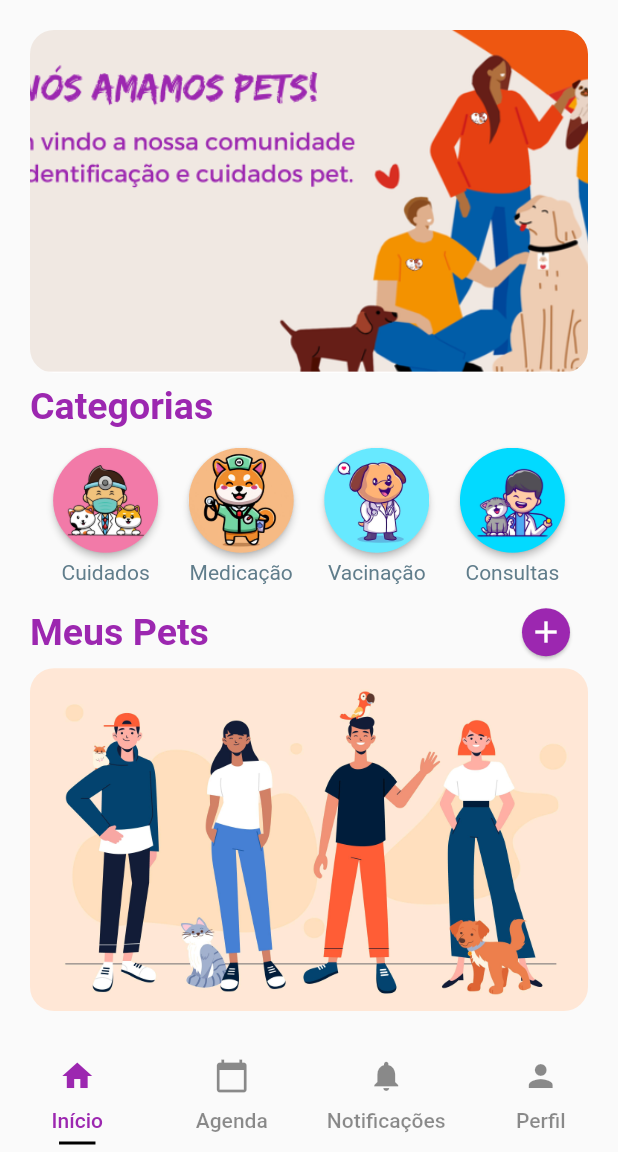
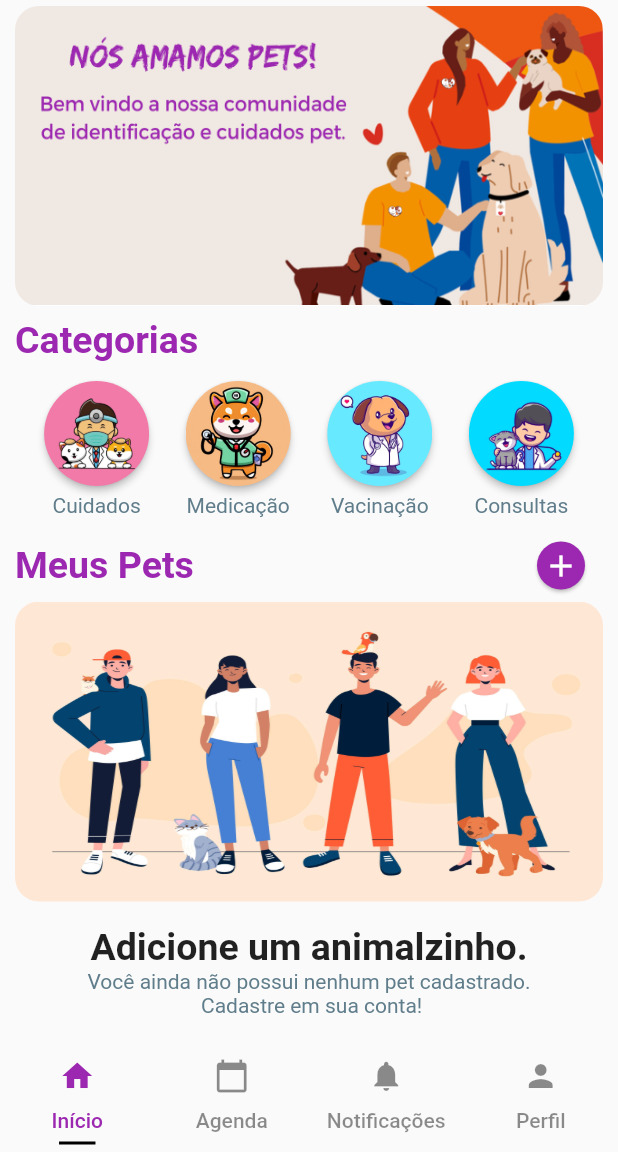
Before and after one commit to willianconrado/pet_app_qrcode, a Flutter app: the TabsPage screen opened directly, on a phone screen of 412 x 824 dp, the part 84-1236 px from its top. Run offline on Flutter 3.47's test engine with Material 2 defaults, Android fonts, the phone set to English and light mode, and no system bars; our stand-ins replace firebase_auth, firebase_core, font_awesome_flutter, image_picker, table_calendar; accounts and stored records are empty.

Commit message:
Ajustando a rolagem da tela Home Screen

```diff
--- a/lib/screens/home.screen.dart
+++ b/lib/screens/home.screen.dart
@@ -26,19 +26,118 @@ class HomePage extends StatelessWidget {
           ),
         ],
       ),
-      body: Container(
-        padding: const EdgeInsets.all(20),
+      body: ListView(
+        padding: const EdgeInsets.fromLTRB(10, 4, 10, 4),
+        children: [
+          Container(
+            decoration: const BoxDecoration(
+              image: DecorationImage(
+                fit: BoxFit.fill,
+                image: AssetImage("assets/banner_home.png"),
+              ),
+              borderRadius: BorderRadius.all(Radius.circular(16)),
+            ),
+            height: 200,
+          ),
+          const SizedBox(
+            height: 8,
+          ),
+          const Text(
+            "Categorias",
+            style: TextStyle(
+              fontWeight: FontWeight.w600,
+              fontSize: 25,
+              color: Colors.purple,
+            ),
+          ),
+          const SizedBox(
+            height: 8,
+          ),
+          CategoryList(),
+          const SizedBox(
+            height: 16,
+          ),
+          Row(
+            mainAxisAlignment: MainAxisAlignment.spaceBetween,
+            children: [
+              const Text(
+                "Meus Pets",
+                style: TextStyle(
+                  fontWeight: FontWeight.w600,
+                  fontSize: 25,
+                  color: Colors.purple,
+                ),
+              ),
+              SizedBox(
+                height: 32,
+                child: FloatingActionButton(
+                    elevation: 1,
+                    child: const Icon(Icons.add),
+                    onPressed: () {}),
+              ),
+            ],
+          ),
+          const SizedBox(
+            height: 8,
+          ),
+          Container(
+            decoration: const BoxDecoration(
+              image: DecorationImage(
+                fit: BoxFit.fill,
+                image: AssetImage("assets/pets.jpg"),
+              ),
+              borderRadius: BorderRadius.all(Radius.circular(16)),
+            ),
+            height: 200,
+          ),
+          const SizedBox(
+            height: 16,
+          ),
+          const Text(
+            "Adicione um animalzinho.",
+            textAlign: TextAlign.center,
+            style: TextStyle(
+              fontWeight: FontWeight.bold,
+              fontSize: 25,
+            ),
+          ),
+          const Text(
+            "Você ainda não possui nenhum pet cadastrado. \n Cadastre em sua conta!",
+            textAlign: TextAlign.center,
+            style: TextStyle(
+              color: Colors.blueGrey,
+            ),
+          ),
+          const SizedBox(
+            height: 16,
+          ),
+          Container(
+            decoration: const BoxDecoration(
+              image: DecorationImage(
+                fit: BoxFit.fill,
+                image: AssetImage("assets/banner_indication.png"),
+              ),
+              borderRadius: BorderRadius.all(Radius.circular(16)),
+            ),
+            height: 200,
+          ),
+        ],
+      ),
+
+      /*Container(
+        padding: const EdgeInsets.all(10),
         child: Column(
           crossAxisAlignment: CrossAxisAlignment.stretch,
           children: [
             Expanded(
               child: Container(
                 decoration: const BoxDecoration(
-                    image: DecorationImage(
-                      image: AssetImage("assets/banner_home.png"),
-                      fit: BoxFit.cover,
-                    ),
-                    borderRadius: BorderRadius.all(Radius.circular(16))),
+                  image: DecorationImage(
+                    fit: BoxFit.fill,
+                    image: AssetImage("assets/banner_home.png"),
+                  ),
+                  borderRadius: BorderRadius.all(Radius.circular(16)),
+                ),
               ),
             ),
             const SizedBox(
@@ -92,11 +191,27 @@ class HomePage extends StatelessWidget {
                     borderRadius: BorderRadius.all(Radius.circular(16))),
               ),
             ),
-
-            //Expanded(child: Image.asset("assets/pets.jpg")),
+            const SizedBox(
+              height: 16,
+            ),
+            const Text(
+              "Adicione um animalzinho.",
+              textAlign: TextAlign.center,
+              style: TextStyle(
+                fontWeight: FontWeight.bold,
+                fontSize: 25,
+              ),
+            ),
+            const Text(
+              "Você ainda não possui nenhum pet cadastrado. \n Cadastre em sua conta!",
+              textAlign: TextAlign.center,
+              style: TextStyle(
+                color: Colors.blueGrey,
+              ),
+            ),
           ],
         ),
-      ),
+      ),*/
     );
   }
 }
--- a/lib/screens/schedule.screen.dart
+++ b/lib/screens/schedule.screen.dart
@@ -21,7 +21,7 @@ class _SchedulePageState extends State<SchedulePage> {
         title: const Text(
           'Meus Eventos',
           style: TextStyle(
-            color: Colors.black,
+            color: Colors.purple,
           ),
         ),
         backgroundColor: Colors.white.withOpacity(0),
@@ -32,23 +32,23 @@ class _SchedulePageState extends State<SchedulePage> {
           TableCalendar(
             headerStyle: const HeaderStyle(
               titleCentered: true,
-              formatButtonVisible: true,
+              formatButtonVisible: false,
               headerPadding: EdgeInsets.zero,
               formatButtonShowsNext: true,
               leftChevronIcon: Icon(
                 Icons.chevron_left,
                 size: 24,
-                color: Colors.black54,
+                color: Colors.purple,
               ),
               rightChevronIcon: Icon(
                 Icons.chevron_right,
                 size: 24,
-                color: Colors.black54,
+                color: Colors.purple,
               ),
             ),
             calendarStyle: const CalendarStyle(
               selectedDecoration: BoxDecoration(
-                color: Colors.purple,
+                color: Colors.purpleAccent,
                 shape: BoxShape.circle,
               ),
             ),
--- a/lib/screens/tabs.screen.dart
+++ b/lib/screens/tabs.screen.dart
@@ -24,19 +24,19 @@ class TabsPage extends StatelessWidget {
           labelPadding: EdgeInsets.symmetric(horizontal: 4.0),
           tabs: [
             Tab(
-              icon: Icon(Icons.home), // Ícone para a HomePage
+              icon: Icon(Icons.home),
               text: 'Início',
             ),
             Tab(
-              icon: Icon(Icons.calendar_today), // Ícone para a SchedulePage
+              icon: Icon(Icons.calendar_today),
               text: 'Agenda',
             ),
             Tab(
-              icon: Icon(Icons.notifications), // Ícone para a NotificationsPage
+              icon: Icon(Icons.notifications),
               text: 'Notificações',
             ),
             Tab(
-              icon: Icon(Icons.person), // Ícone para a ProfilePage
+              icon: Icon(Icons.person),
               text: 'Perfil',
             ),
           ],
--- a/pubspec.yaml
+++ b/pubspec.yaml
@@ -81,6 +81,7 @@ flutter:
      - assets/category_dog_1.jpg
      - assets/category_dog.jpg
      - assets/category_doctor_1.jpg
+     - assets/banner_indication.png
 
   # An image asset can refer to one or more resolution-specific "variants", see
   # https://flutter.dev/assets-and-images/#resolution-aware
```
Also changed, not shown: assets/banner_indication.png (added).
